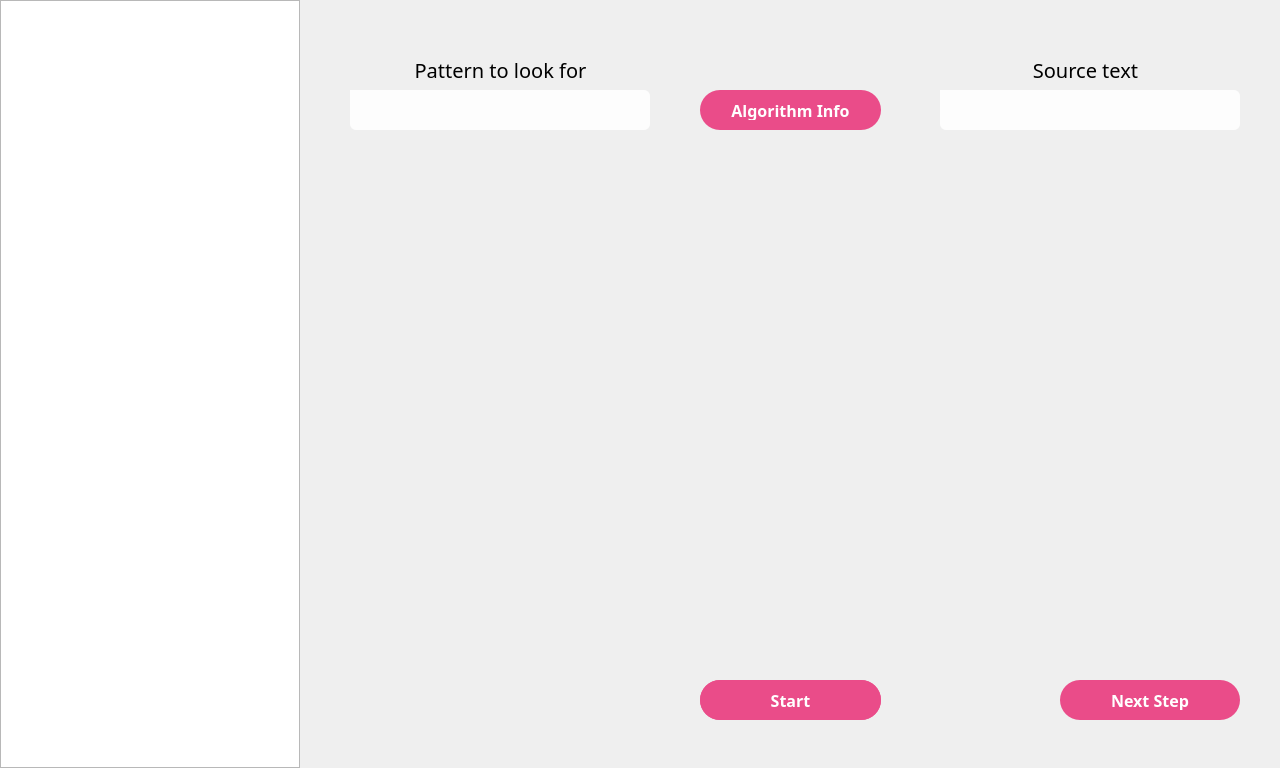
The window that MainWindow/Window/Resources/mainwindow.ui (lipimat/StringSearchVisualizer) describes before a commit, drawn with Qt 5.
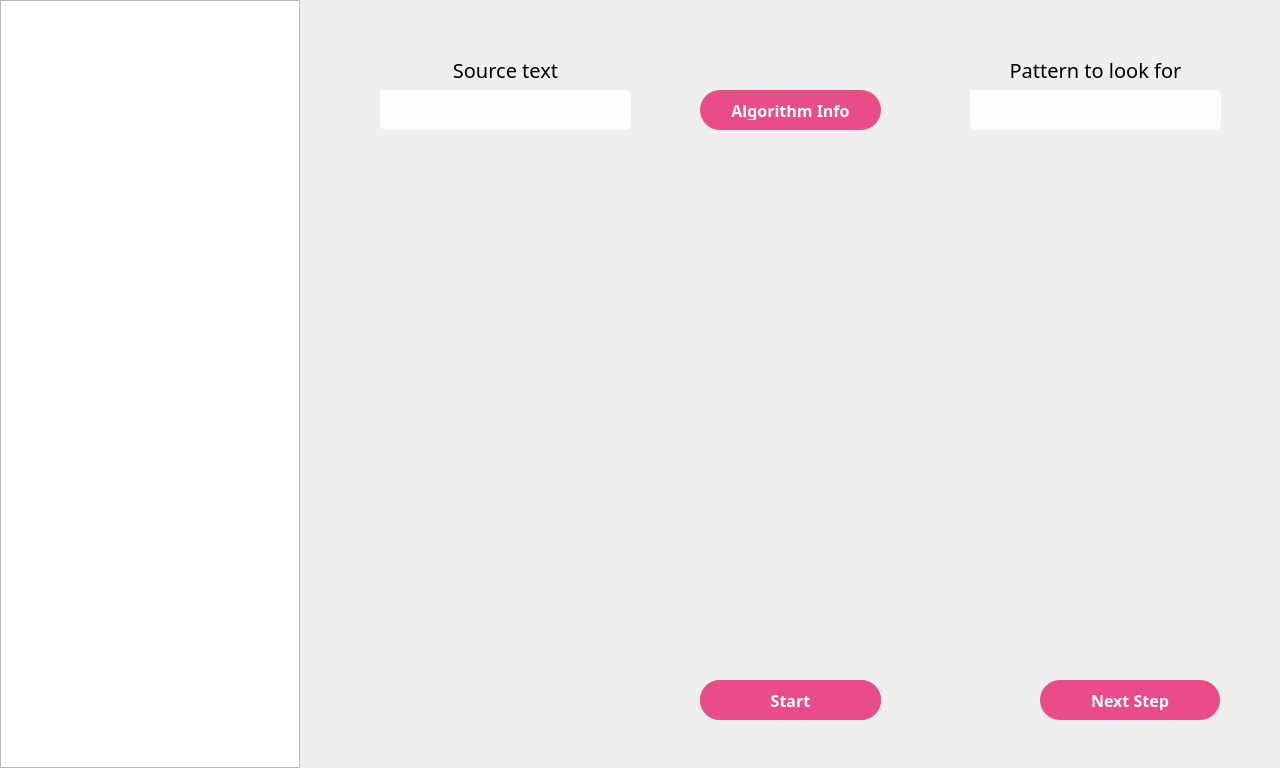
The same window after the commit.

Patch:
```diff
--- a/MainWindow/Window/Resources/mainwindow.ui
+++ b/MainWindow/Window/Resources/mainwindow.ui
@@ -83,9 +83,9 @@
    <widget class="QLabel" name="PatternLabel">
     <property name="geometry">
      <rect>
-      <x>350</x>
+      <x>970</x>
       <y>50</y>
-      <width>301</width>
+      <width>251</width>
       <height>40</height>
      </rect>
     </property>
@@ -105,9 +105,9 @@
    <widget class="QLabel" name="SourceLabel">
     <property name="geometry">
      <rect>
-      <x>940</x>
+      <x>380</x>
       <y>50</y>
-      <width>291</width>
+      <width>251</width>
       <height>40</height>
      </rect>
     </property>
@@ -127,9 +127,9 @@
    <widget class="QLineEdit" name="PatternLineEdit">
     <property name="geometry">
      <rect>
-      <x>350</x>
+      <x>970</x>
       <y>90</y>
-      <width>300</width>
+      <width>251</width>
       <height>40</height>
      </rect>
     </property>
@@ -214,9 +214,9 @@
    <widget class="QLineEdit" name="SourceLineEdit">
     <property name="geometry">
      <rect>
-      <x>940</x>
+      <x>380</x>
       <y>90</y>
-      <width>300</width>
+      <width>251</width>
       <height>40</height>
      </rect>
     </property>
@@ -383,7 +383,7 @@
    <widget class="QPushButton" name="NextStepButton">
     <property name="geometry">
      <rect>
-      <x>1060</x>
+      <x>1040</x>
       <y>680</y>
       <width>180</width>
       <height>40</height>
```
Left out of the diff: 40 changed lines with no effect on the pictures.
